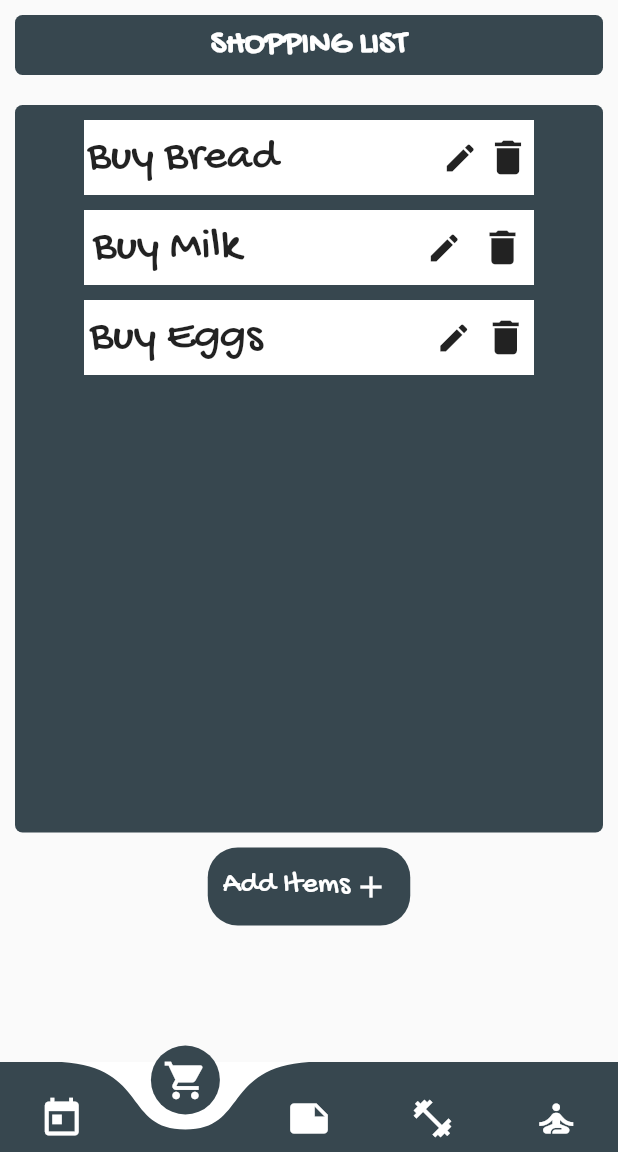
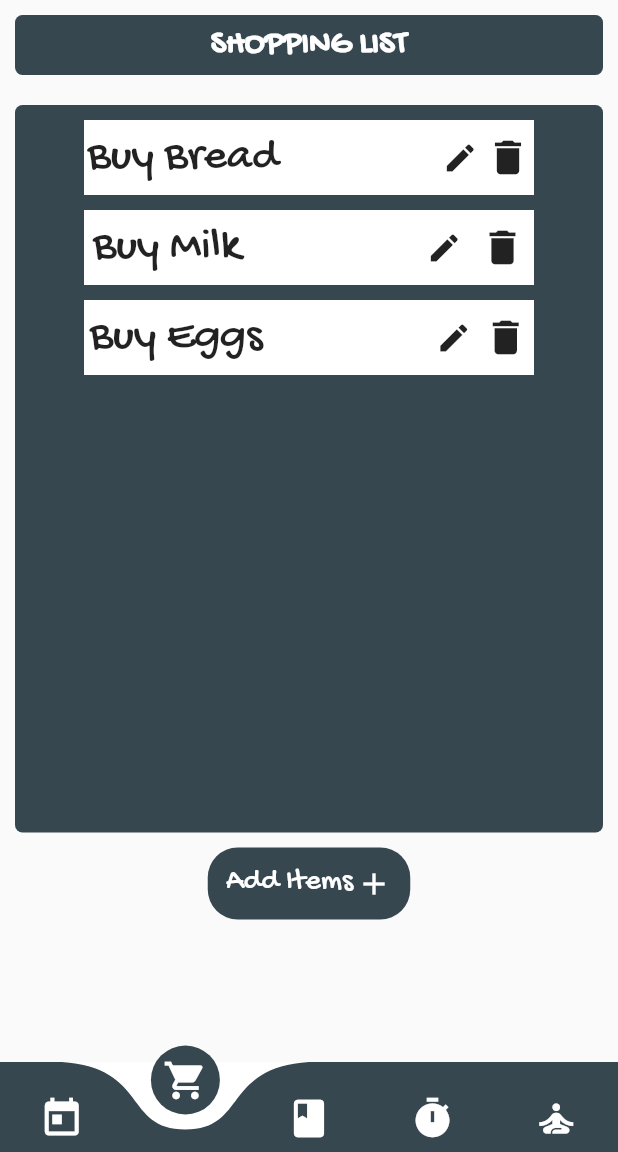
Before and after one commit to Soham-2411/digitrack, a Flutter app: the screen it shows after launch, item 2 of the bottom bar chosen, after a tap on "Add Items", on a phone screen of 412 x 824 dp, the part 84-1236 px from its top. Run offline on Flutter 3.47's test engine with Material 2 defaults, Android fonts, the phone set to English and light mode, and no system bars; drawn by our look-alikes of curved_navigation_bar; our stand-ins replace font_awesome_flutter.

Commit message:
Navigation added

```diff
--- a/lib/navigation.dart
+++ b/lib/navigation.dart
@@ -1,7 +1,10 @@
 import 'package:curved_navigation_bar/curved_navigation_bar.dart';
 import 'package:digitrack/drawerpages/drawer.dart';
 import 'package:digitrack/pages/bmi.dart';
+import 'package:digitrack/pages/note.dart';
+import 'package:digitrack/pages/reminders.dart';
 import 'package:digitrack/pages/shopping.dart';
+import 'package:digitrack/pages/wellbeing.dart';
 import 'package:flutter/material.dart';
 
 class NavigationBar extends StatefulWidget {
@@ -68,12 +71,12 @@ class _NavigationBarState extends State<NavigationBar> {
             color: Colors.white,
           ),
           Icon(
-            Icons.note,
+            Icons.book,
             size: 30,
             color: Colors.white,
           ),
           Icon(
-            Icons.fitness_center,
+            Icons.timer,
             size: 30,
             color: Colors.white,
           ),
@@ -86,20 +89,21 @@ class _NavigationBarState extends State<NavigationBar> {
         onTap: (index) {
           setState(() {
             _page = index;
+            print(index);
           });
         },
         letIndexChange: (index) => true,
       ),
       body: Center(
-        child: Shopping(),
-        //child: BMI(),
-        // child: Container(
-        //   color: Colors.white,
-        //   child: Text(
-        //     'Welcome to DigiTrack',
-        //     style: TextStyle(fontFamily: 'GochiHand', fontSize: 15),
-        //   ),
-        // ),
+        child: (_page == 0)
+            ? BMI()
+            : (_page == 1)
+                ? Shopping()
+                : (_page == 2)
+                    ? Notes()
+                    : (_page == 3)
+                        ? Reminders()
+                        : WellBeing(),
       ),
     ));
   }
--- a/lib/pages/bmi.dart
+++ b/lib/pages/bmi.dart
@@ -54,6 +54,7 @@ class _BMIState extends State<BMI> {
           Padding(
             padding: EdgeInsets.only(left: 10.0, right: 10.0, bottom: 10.0),
             child: Row(
+              mainAxisAlignment: MainAxisAlignment.center,
               children: [
                 Container(
                   decoration: BoxDecoration(
@@ -177,6 +178,7 @@ class _BMIState extends State<BMI> {
             child: Padding(
               padding: EdgeInsets.only(left: 10.0, right: 10, bottom: 10),
               child: Row(
+                mainAxisAlignment: MainAxisAlignment.center,
                 children: [
                   Container(
                     decoration: BoxDecoration(
--- a/lib/pages/shopping.dart
+++ b/lib/pages/shopping.dart
@@ -56,13 +56,15 @@ class _ShoppingState extends State<Shopping> {
             width: 135,
             decoration: BoxDecoration(
                 borderRadius: BorderRadius.circular(20), color: klightmode),
-            child: Padding(
-              padding: const EdgeInsets.all(2.0),
-              child: Row(
-                children: [
-                  TextButton(
+            child: Center(
+              child: TextButton(
+                style: TextButton.styleFrom(
+                    shape: RoundedRectangleBorder(
+                        borderRadius: BorderRadius.circular(20)),
+                    primary: klightmode),
                 onPressed: () {},
                 child: Row(
+                  mainAxisAlignment: MainAxisAlignment.center,
                   children: [
                     Text(
                       'Add Items',
@@ -78,8 +80,6 @@ class _ShoppingState extends State<Shopping> {
                     ),
                   ],
                 ),
-                  ),
-                ],
               ),
             ),
           ),
```
Also changed, not shown: lib/pages/note.dart (+17 -0 lines), lib/pages/reminders.dart (+17 -0 lines), lib/pages/wellbeing.dart (+17 -0 lines). Lines whose indentation alone changed are shown as unchanged.
